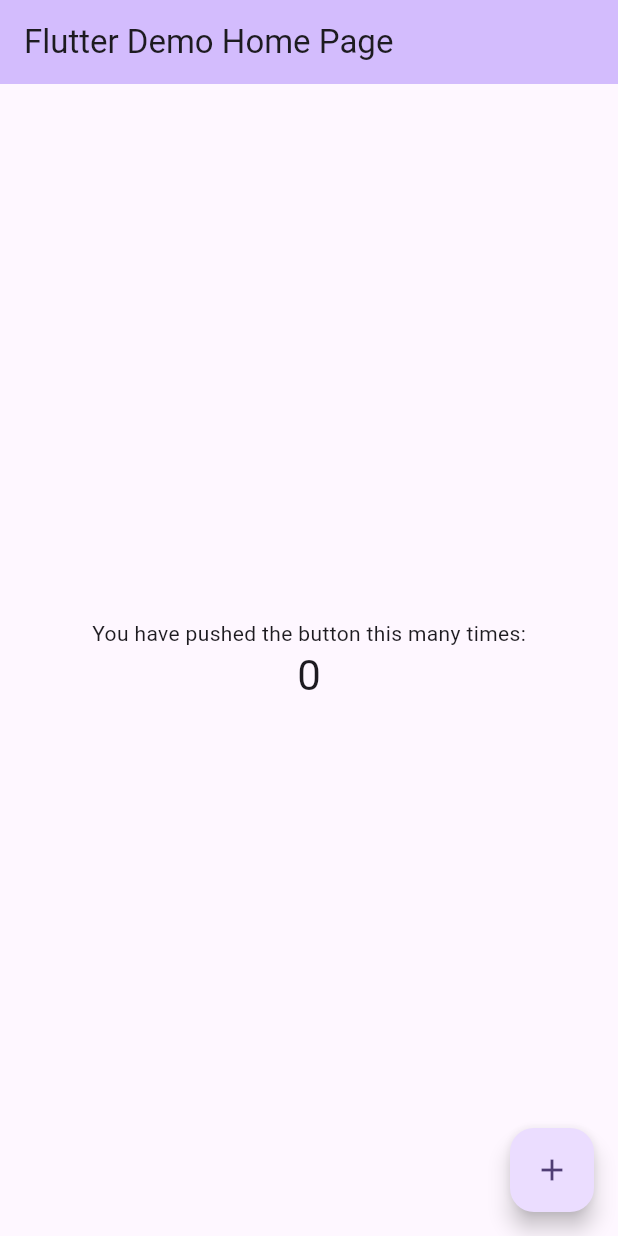
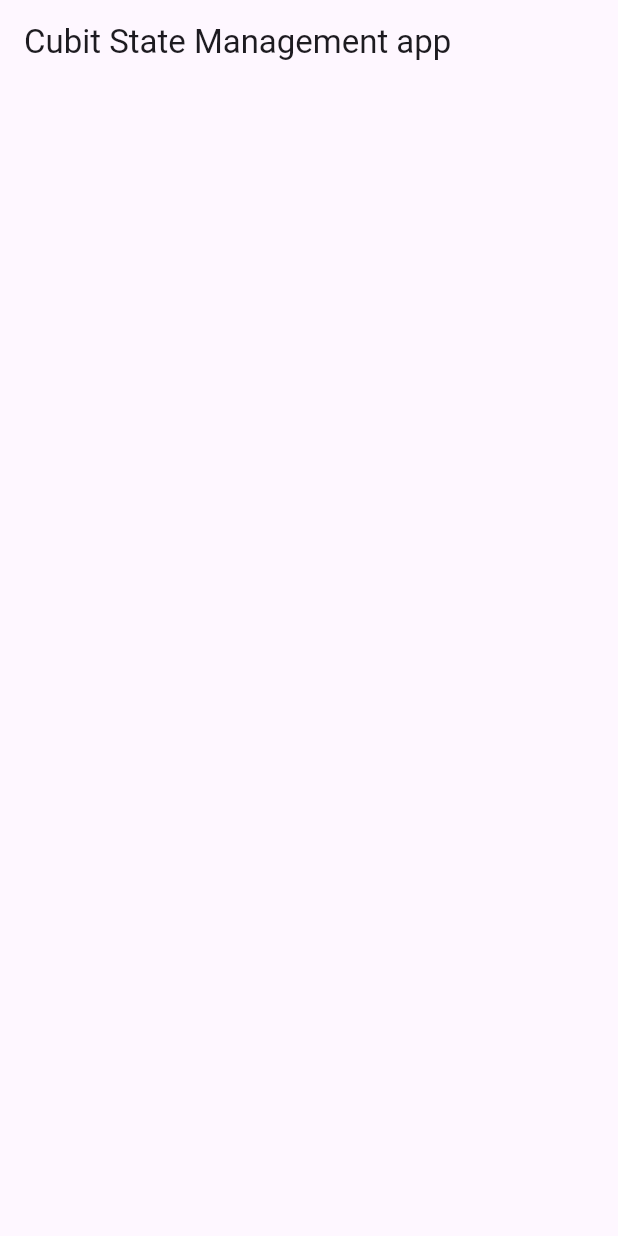
Before and after one commit to M2NVMe/cubitflutter, a Flutter app: the screen it shows after launch, on a phone screen of 412 x 824 dp. Run offline on Flutter 3.47's test engine with Material 3 defaults, Android fonts, the phone set to English and light mode, and no system bars.

Commit message:
[BBW] FIX/ADD

```diff
--- a/lib/main.dart
+++ b/lib/main.dart
@@ -1,3 +1,4 @@
+import 'package:cubitflutter/utama.dart';
 import 'package:flutter/material.dart';
 
 void main() {
@@ -13,113 +14,10 @@
     return MaterialApp(
       title: 'Flutter Demo',
       theme: ThemeData(
-        // This is the theme of your application.
-        //
-        // TRY THIS: Try running your application with "flutter run". You'll see
-        // the application has a purple toolbar. Then, without quitting the app,
-        // try changing the seedColor in the colorScheme below to Colors.green
-        // and then invoke "hot reload" (save your changes or press the "hot
-        // reload" button in a Flutter-supported IDE, or press "r" if you used
-        // the command line to start the app).
-        //
-        // Notice that the counter didn't reset back to zero; the application
-        // state is not lost during the reload. To reset the state, use hot
-        // restart instead.
-        //
-        // This works for code too, not just values: Most code changes can be
-        // tested with just a hot reload.
         colorScheme: ColorScheme.fromSeed(seedColor: Colors.deepPurple),
         useMaterial3: true,
       ),
-      home: const MyHomePage(title: 'Flutter Demo Home Page'),
+      home: const utama(),
     );
   }
 }
-
-class MyHomePage extends StatefulWidget {
-  const MyHomePage({super.key, required this.title});
-
-  // This widget is the home page of your application. It is stateful, meaning
-  // that it has a State object (defined below) that contains fields that affect
-  // how it looks.
-
-  // This class is the configuration for the state. It holds the values (in this
-  // case the title) provided by the parent (in this case the App widget) and
-  // used by the build method of the State. Fields in a Widget subclass are
-  // always marked "final".
-
-  final String title;
-
-  @override
-  State<MyHomePage> createState() => _MyHomePageState();
-}
-
-class _MyHomePageState extends State<MyHomePage> {
-  int _counter = 0;
-
-  void _incrementCounter() {
-    setState(() {
-      // This call to setState tells the Flutter framework that something has
-      // changed in this State, which causes it to rerun the build method below
-      // so that the display can reflect the updated values. If we changed
-      // _counter without calling setState(), then the build method would not be
-      // called again, and so nothing would appear to happen.
-      _counter++;
-    });
-  }
-
-  @override
-  Widget build(BuildContext context) {
-    // This method is rerun every time setState is called, for instance as done
-    // by the _incrementCounter method above.
-    //
-    // The Flutter framework has been optimized to make rerunning build methods
-    // fast, so that you can just rebuild anything that needs updating rather
-    // than having to individually change instances of widgets.
-    return Scaffold(
-      appBar: AppBar(
-        // TRY THIS: Try changing the color here to a specific color (to
-        // Colors.amber, perhaps?) and trigger a hot reload to see the AppBar
-        // change color while the other colors stay the same.
-        backgroundColor: Theme.of(context).colorScheme.inversePrimary,
-        // Here we take the value from the MyHomePage object that was created by
-        // the App.build method, and use it to set our appbar title.
-        title: Text(widget.title),
-      ),
-      body: Center(
-        // Center is a layout widget. It takes a single child and positions it
-        // in the middle of the parent.
-        child: Column(
-          // Column is also a layout widget. It takes a list of children and
-          // arranges them vertically. By default, it sizes itself to fit its
-          // children horizontally, and tries to be as tall as its parent.
-          //
-          // Column has various properties to control how it sizes itself and
-          // how it positions its children. Here we use mainAxisAlignment to
-          // center the children vertically; the main axis here is the vertical
-          // axis because Columns are vertical (the cross axis would be
-          // horizontal).
-          //
-          // TRY THIS: Invoke "debug painting" (choose the "Toggle Debug Paint"
-          // action in the IDE, or press "p" in the console), to see the
-          // wireframe for each widget.
-          mainAxisAlignment: MainAxisAlignment.center,
-          children: <Widget>[
-            const Text(
-              'You have pushed the button this many times:',
-            ),
-            Text(
-              '$_counter',
-              style: Theme.of(context).textTheme.headlineMedium,
-            ),
-          ],
-        ),
-      ),
-      floatingActionButton: FloatingActionButton(
-        onPressed: _incrementCounter,
-        tooltip: 'Increment',
-        child: const Icon(Icons.add),
-      ), // This trailing comma makes auto-formatting nicer for build methods.
-    );
-  }
-}
--- /dev/null
+++ b/lib/utama.dart
@@ -0,0 +1,19 @@
+import 'package:flutter/material.dart';
+
+class utama extends StatefulWidget {
+  const utama({super.key});
+
+  @override
+  State<utama> createState() => _utamaState();
+}
+
+class _utamaState extends State<utama> {
+  @override
+  Widget build(BuildContext context) {
+    return Scaffold(
+      appBar: AppBar(
+        title: Text("Cubit State Management app"),
+      ),
+    );
+  }
+}
```
